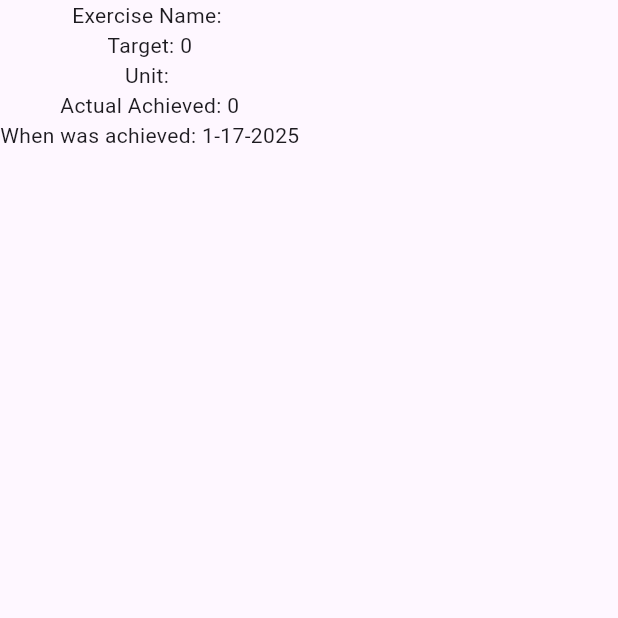
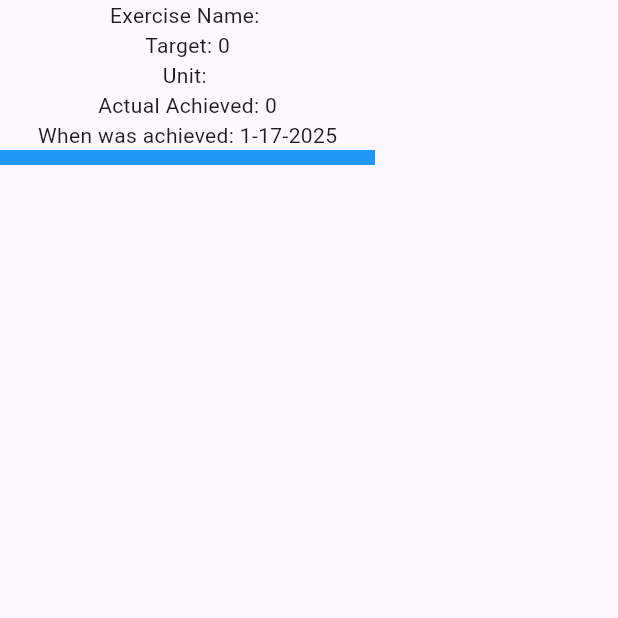
Before and after one commit to esousasilva/Eduardo-Mobile-App-CPSC-5250, a Flutter app: the WorkoutHistoryPage screen opened directly with empty values, on a phone screen of 412 x 824 dp, the top half of it. Run offline on Flutter 3.47's test engine with Material 3 defaults, Android fonts, the phone set to English and light mode, and no system bars.

Commit message:
Added LinearProgressIndicator bar along the code to show the correct value in workout_details.dart file

```diff
--- a/lib/pages/workout_details.dart
+++ b/lib/pages/workout_details.dart
@@ -12,13 +12,24 @@ class WorkoutDetails extends StatelessWidget {
 
   @override
   Widget build(BuildContext context) {
+    final _valueAchieved = (exerciseResult.actuallyAchievedOutput*100/exerciseResult.exercise.target_output)/100;
     return Column(
+
       children: [
         Text('Exercise Name: ${exerciseResult.exercise.name}'),
         Text('Target: ${exerciseResult.exercise.target_output}'),
         Text('Unit: ${exerciseResult.exercise.unit}'),
         Text('Actual Achieved: ${exerciseResult.actuallyAchievedOutput}'),
-        Text('When was achieved: ${dateTime.month}-${dateTime.day}-${dateTime.year}')
+        Text('When was achieved: ${dateTime.month}-${dateTime.day}-${dateTime.year}'),
+        SizedBox(
+          width: 250, // Set the desired width
+          height: 10, // Set the desired height
+          child: LinearProgressIndicator(
+            value: _valueAchieved, // 50% progress
+            backgroundColor: Colors.grey[300],
+            color: Colors.blue,
+          ),
+        )
       ]
     );
   }
```
